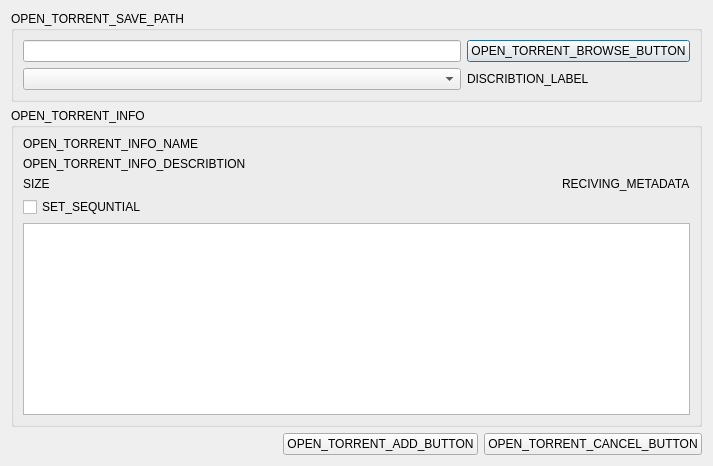
Old version of the form CuteTorrent/LTorrent/OpenTorrentDialog.ui in the repository SuperNerd-James/cutetorrent.
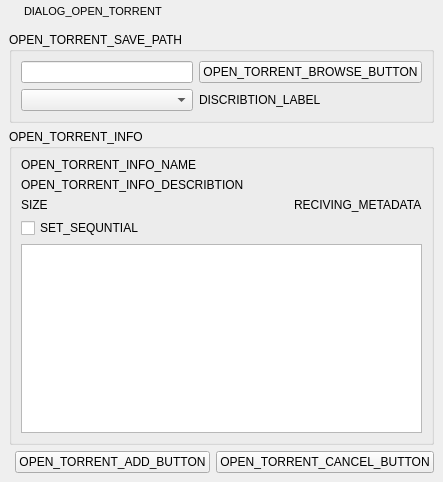
New version of the form. Icons and pictures are not drawn.

```diff
--- a/CuteTorrent/LTorrent/OpenTorrentDialog.ui
+++ b/CuteTorrent/LTorrent/OpenTorrentDialog.ui
@@ -6,8 +6,8 @@
    <rect>
     <x>0</x>
     <y>0</y>
-    <width>449</width>
-    <height>533</height>
+    <width>436</width>
+    <height>482</height>
    </rect>
   </property>
   <property name="windowTitle">
@@ -20,10 +20,169 @@
   <property name="statusTip">
    <string/>
   </property>
+  <property name="styleSheet">
+   <string notr="true"/>
+  </property>
+  <layout class="QVBoxLayout" name="verticalLayout">
+   <property name="spacing">
+    <number>0</number>
+   </property>
+   <property name="margin">
+    <number>0</number>
+   </property>
+   <item>
+    <widget class="QWidget" name="titleBar" native="true">
+     <property name="minimumSize">
+      <size>
+       <width>0</width>
+       <height>23</height>
+      </size>
+     </property>
+     <property name="maximumSize">
+      <size>
+       <width>16777215</width>
+       <height>23</height>
+      </size>
+     </property>
+     <property name="styleSheet">
+      <string notr="true"/>
+     </property>
+     <layout class="QHBoxLayout" name="horizontalLayout">
+      <property name="spacing">
+       <number>4</number>
+      </property>
+      <property name="leftMargin">
+       <number>5</number>
+      </property>
+      <property name="topMargin">
+       <number>0</number>
+      </property>
+      <property name="rightMargin">
+       <number>1</number>
+      </property>
+      <property name="bottomMargin">
+       <number>0</number>
+      </property>
+      <item>
+       <widget class="QLabel" name="tbMenu">
+        <property name="maximumSize">
+         <size>
+          <width>15</width>
+          <height>15</height>
+         </size>
+        </property>
+        <property name="text">
+         <string/>
+        </property>
+        <property name="pixmap">
+         <pixmap resource="ltorrent.qrc">:/icons/app.ico</pixmap>
+        </property>
+        <property name="scaledContents">
+         <bool>true</bool>
+        </property>
+       </widget>
+      </item>
+      <item>
+       <widget class="QLabel" name="LTitle">
+        <property name="minimumSize">
+         <size>
+          <width>100</width>
+          <height>22</height>
+         </size>
+        </property>
+        <property name="maximumSize">
+         <size>
+          <width>16777215</width>
+          <height>22</height>
+         </size>
+        </property>
+        <property name="font">
+         <font>
+          <family>Arial</family>
+          <pointsize>8</pointsize>
+          <weight>50</weight>
+          <bold>false</bold>
+          <stylestrategy>PreferDefault</stylestrategy>
+         </font>
+        </property>
+        <property name="styleSheet">
+         <string notr="true">color: rgb(0, 0, 0);</string>
+        </property>
+        <property name="text">
+         <string>DIALOG_OPEN_TORRENT</string>
+        </property>
+        <property name="textFormat">
+         <enum>Qt::AutoText</enum>
+        </property>
+       </widget>
+      </item>
+      <item>
+       <widget class="QPushButton" name="pbMin">
+        <property name="minimumSize">
+         <size>
+          <width>22</width>
+          <height>22</height>
+         </size>
+        </property>
+        <property name="maximumSize">
+         <size>
+          <width>22</width>
+          <height>22</height>
+         </size>
+        </property>
+        <property name="icon">
+         <iconset resource="ltorrent.qrc">
+          <normaloff>:/images/app_min.ico</normaloff>:/images/app_min.ico</iconset>
+        </property>
+        <property name="iconSize">
+         <size>
+          <width>22</width>
+          <height>22</height>
+         </size>
+        </property>
+        <property name="flat">
+         <bool>true</bool>
+        </property>
+       </widget>
+      </item>
+      <item>
+       <widget class="QPushButton" name="pbClose">
+        <property name="minimumSize">
+         <size>
+          <width>22</width>
+          <height>22</height>
+         </size>
+        </property>
+        <property name="maximumSize">
+         <size>
+          <width>22</width>
+          <height>22</height>
+         </size>
+        </property>
+        <property name="icon">
+         <iconset resource="ltorrent.qrc">
+          <normaloff>:/images/app_close.ico</normaloff>:/images/app_close.ico</iconset>
+        </property>
+        <property name="iconSize">
+         <size>
+          <width>22</width>
+          <height>22</height>
+         </size>
+        </property>
+        <property name="flat">
+         <bool>true</bool>
+        </property>
+       </widget>
+      </item>
+     </layout>
+    </widget>
+   </item>
+   <item>
+    <widget class="QWidget" name="centralWidget" native="true">
+     <property name="styleSheet">
+      <string notr="true"/>
+     </property>
   <layout class="QGridLayout" name="gridLayout_3">
-   <property name="sizeConstraint">
-    <enum>QLayout::SetFixedSize</enum>
-   </property>
    <item row="0" column="0" colspan="3">
     <widget class="QGroupBox" name="groupBox">
      <property name="title">
@@ -95,67 +254,9 @@
        </widget>
       </item>
       <item row="4" column="0" colspan="6">
-       <widget class="QTreeView" name="treeView">
+          <widget class="QTreeView" name="torrentFilesTreeView">
         <property name="styleSheet">
-         <string notr="true">
-QTreeView {
-     alternate-background-color: yellow;
- }
-  QTreeView {
-     show-decoration-selected: 1;
- }
-
- QTreeView::item {
-      border: 1px solid #d9d9d9;
-     border-top-color: transparent;
-     border-bottom-color: transparent;
- }
-
- QTreeView::item:hover {
-     background: qlineargradient(x1: 0, y1: 0, x2: 0, y2: 1, stop: 0 #e7effd, stop: 1 #cbdaf1);
-     border: 1px solid #bfcde4;
- }
-
- QTreeView::item:selected {
-     border: 1px solid #567dbc;
- }
-
- QTreeView::item:selected:active{
-     background: qlineargradient(x1: 0, y1: 0, x2: 0, y2: 1, stop: 0 #6ea1f1, stop: 1 #567dbc);
- }
-
- QTreeView::item:selected:!active {
-     background: qlineargradient(x1: 0, y1: 0, x2: 0, y2: 1, stop: 0 #6b9be8, stop: 1 #577fbf);
- }
- 
-  QTreeView::branch {
-         background: palette(base);
- }
-
-
- QTreeView::branch:has-siblings:!adjoins-item {
-     border-image: url(:treeview/vline.png) 0;
- }
-
- QTreeView::branch:has-siblings:adjoins-item {
-     border-image: url(:treeview/branch-more.png) 0;
- }
-
- QTreeView::branch:!has-children:!has-siblings:adjoins-item {
-     border-image: url(:treeview/branch-end.png) 0;
- }
-
- QTreeView::branch:has-children:!has-siblings:closed,
- QTreeView::branch:closed:has-children:has-siblings {
-         border-image: none;
-         image: url(:treeview/branch-closed.png);
- }
-
- QTreeView::branch:open:has-children:!has-siblings,
- QTreeView::branch:open:has-children:has-siblings  {
-         border-image: none;
-         image: url(:treeview/branch-open.png);
- }</string>
+            <string notr="true"/>
         </property>
        </widget>
       </item>
@@ -203,18 +304,21 @@
      </property>
     </spacer>
    </item>
-   <item row="2" column="2">
-    <widget class="QPushButton" name="cancelButton">
-     <property name="text">
-      <string>OPEN_TORRENT_CANCEL_BUTTON</string>
-     </property>
-    </widget>
-   </item>
    <item row="2" column="1">
     <widget class="QPushButton" name="yesButton">
      <property name="text">
       <string>OPEN_TORRENT_ADD_BUTTON</string>
      </property>
+       </widget>
+      </item>
+      <item row="2" column="2">
+       <widget class="QPushButton" name="cancelButton">
+        <property name="text">
+         <string>OPEN_TORRENT_CANCEL_BUTTON</string>
+        </property>
+       </widget>
+      </item>
+     </layout>
     </widget>
    </item>
   </layout>
```
Lines whose indentation alone changed are shown as unchanged.
